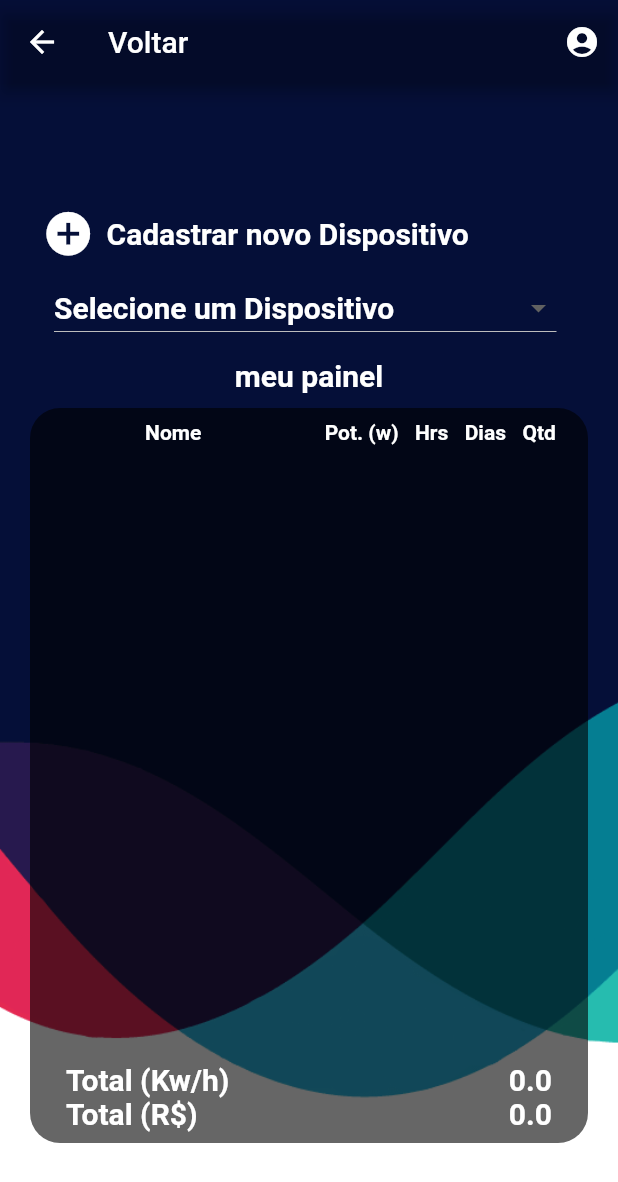
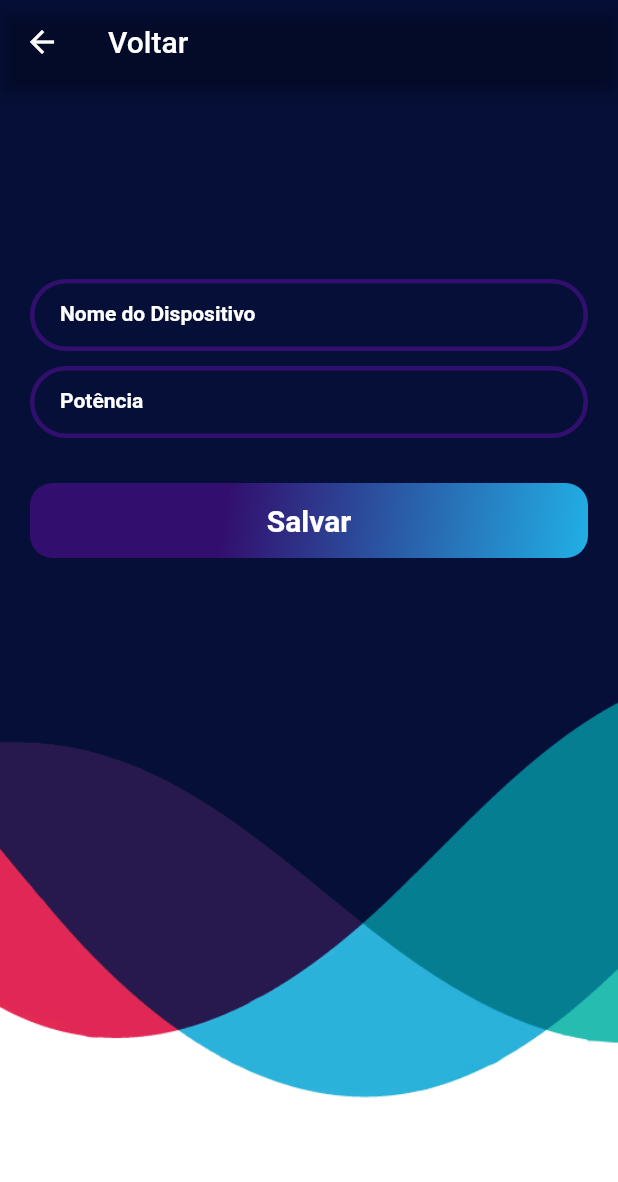
Before and after one commit to alvarotedesco/electrical-consumption, a Flutter app: the screen it shows after launch, on a phone screen of 412 x 824 dp. Shown: the top 1182 px of the screen. Run offline on Flutter 3.47's test engine with Material 2 defaults, Android fonts, the phone set to English and light mode, and no system bars; our stand-ins replace brasil_fields, shared_preferences; Roboto replaces fonts that are missing (Montserrat).

Commit message:
create edit item screen

```diff
--- /dev/null
+++ b/lib/edit_item.dart
@@ -0,0 +1,71 @@
+import 'package:electrical_comsuption/themes/app_text_styles.dart';
+import 'package:electrical_comsuption/themes/luvas.dart';
+import 'package:electrical_comsuption/user_area.dart';
+import 'package:electrical_comsuption/widgets/button_widget.dart';
+import 'package:electrical_comsuption/widgets/input_decoration_widget.dart';
+import 'package:flutter/material.dart';
+import 'package:brasil_fields/brasil_fields.dart';
+
+class EditItem extends StatefulWidget {
+  const EditItem({Key? key}) : super(key: key);
+
+  @override
+  State<EditItem> createState() => _EditItemState();
+}
+
+class _EditItemState extends State<EditItem> {
+  final nameDeviceController = TextEditingController();
+  final powerDeviceController = TextEditingController();
+
+  @override
+  Widget build(BuildContext context) {
+    return Scaffold(
+      appBar: AppBar(
+        title: const Text('Voltar'),
+        backgroundColor: Colors.transparent,
+        leading: IconButton(
+          icon: const Icon(Icons.arrow_back),
+          tooltip: 'Voltar',
+          onPressed: (() {
+            Navigator.pop(context);
+          }),
+        ),
+      ),
+      extendBodyBehindAppBar: true,
+      body: Container(
+        height: MediaQuery.of(context).size.height,
+        padding: const EdgeInsets.only(top: 130, left: 20, right: 20),
+        decoration: const BoxDecoration(
+          image: DecorationImage(
+            image: AssetImage(Meias.imges),
+            fit: BoxFit.cover,
+          ),
+        ),
+        child: ListView(
+          children: <Widget>[
+            InputDecorationWidget(
+              controller: nameDeviceController,
+              label: Luvas.nameDevice,
+              textInputType: TextInputType.name,
+              style: AppTextStyles.styleListB,
+            ),
+            const SizedBox(height: 10),
+            InputDecorationWidget(
+              controller: powerDeviceController,
+              label: Luvas.powerDevice,
+              textInputType: TextInputType.name,
+              style: AppTextStyles.styleListB,
+            ),
+            const SizedBox(height: 20),
+            AppButtonWidget(
+              texto: "Salvar",
+              onPressed: () {},
+            ),
+          ],
+        ),
+      ),
+    );
+  }
+}
+
+class FilteringTextInputFormatter {}
--- a/lib/main.dart
+++ b/lib/main.dart
@@ -1,3 +1,4 @@
+import 'package:electrical_comsuption/edit_item.dart';
 import 'package:electrical_comsuption/principal.dart';
 import 'package:electrical_comsuption/user_area.dart';
 
@@ -18,7 +19,7 @@ class MyApp extends StatelessWidget {
       theme: ThemeData(
         primarySwatch: Colors.deepPurple,
       ),
-      home: Principal(),
+      home: EditItem(),
     );
   }
 }
--- a/lib/themes/luvas.dart
+++ b/lib/themes/luvas.dart
@@ -20,6 +20,8 @@ class Luvas {
   static String thirtyConskW = '0';
   static String thirtyCostRS = '0';
   static const String calculate = 'Calcular';
+  static const String nameDevice = 'Nome do Dispositivo';
+  static const String powerDevice = 'Potência';
 }
 
 class Meias {
```
